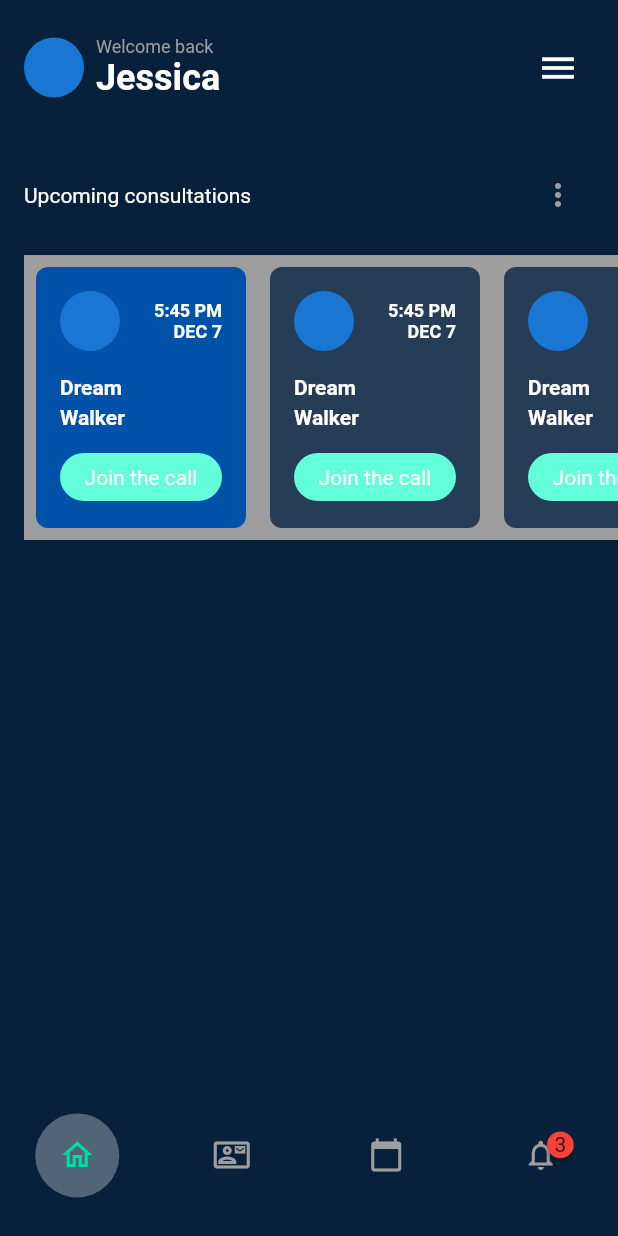
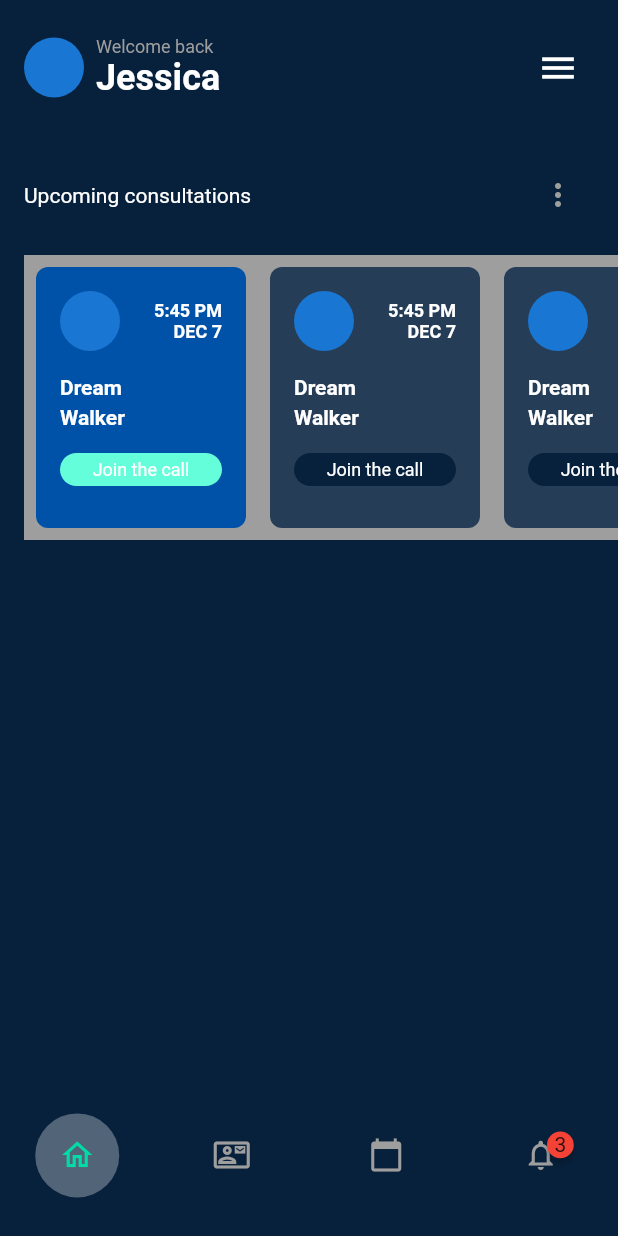
Before and after one commit to JAICHANGPARK/flutter_notebook_17th_story, a Flutter app: the MedicalMainPage screen opened directly, on a phone screen of 412 x 824 dp. Run offline on Flutter 3.47's test engine with Material 2 defaults, Android fonts, the phone set to English and light mode, and no system bars; drawn by our look-alikes of badges; our stand-ins replace cached_network_image, fl_chart, flutter_riverpod, freezed_annotation, ionicons, percent_indicator; network calls fail.

Commit message:
Update medical_main_page.dart

```diff
--- a/lib/ep1032_medical_app/src/medical_main_page.dart
+++ b/lib/ep1032_medical_app/src/medical_main_page.dart
@@ -133,15 +133,16 @@ class MedicalMainPage extends StatelessWidget {
                                       SizedBox(height: 16,),
                                       Container(
                                         decoration: BoxDecoration(
-                                          color: Colors.tealAccent,
+                                          color: index == 0 ? Colors.tealAccent : Color.fromRGBO(7, 33, 60, 1),
                                           borderRadius: BorderRadius.circular(16),
                                         ),
-                                        padding: EdgeInsets.symmetric(horizontal: 8, vertical: 8),
+                                        padding: EdgeInsets.symmetric(horizontal: 8, vertical: 4),
                                         child: Center(
                                           child: Text(
                                             "Join the call",
                                             style: TextStyle(
                                               color: Colors.white,
+                                              fontSize: 12
                                             ),
                                           ),
                                         ),
```
